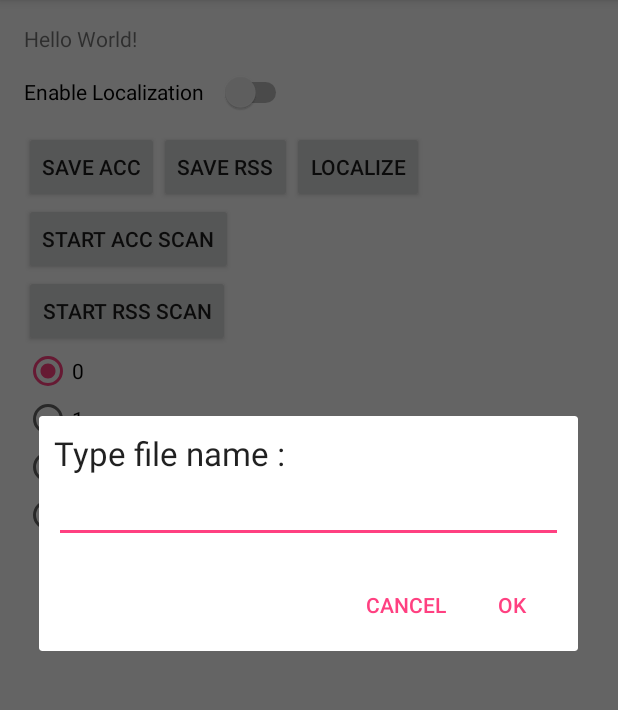
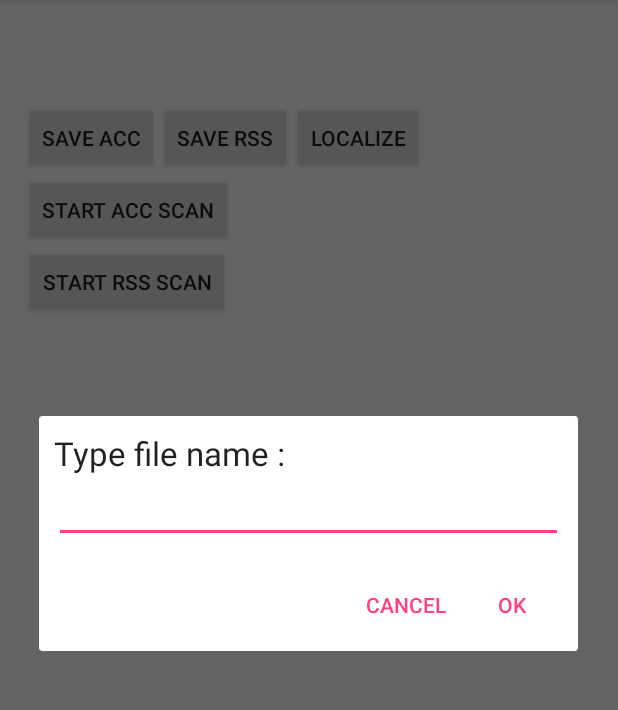
Before and after one commit to piotr-swierczynski/location-tracker, an Android app: the screen it shows after launch (MainActivity), after a tap on "SAVE RSS", on a phone screen of 412 x 824 dp, the part 84-794 px from its top. Run offline under Robolectric (Android 15) with nearby library versions, the phone set to English and light mode, and no system bars; 1 statement that could not run was skipped.

Commit message:
Refactoring of activities

```diff
--- a/app/src/main/java/nl/tudelft/exchange/student/locationtracker/MainActivity.java
+++ b/app/src/main/java/nl/tudelft/exchange/student/locationtracker/MainActivity.java
@@ -1,7 +1,6 @@
 package nl.tudelft.exchange.student.locationtracker;
 
 import android.app.AlertDialog;
-import android.content.BroadcastReceiver;
 import android.content.Context;
 import android.content.DialogInterface;
 import android.content.Intent;
@@ -28,18 +27,17 @@ import java.util.List;
 
 import nl.tudelft.exchange.student.locationtracker.data.AccData;
 import nl.tudelft.exchange.student.locationtracker.data.RssData;
+import nl.tudelft.exchange.student.locationtracker.data.receiver.RSSIBroadcastReceiver;
+import nl.tudelft.exchange.student.locationtracker.data.receiver.RSSIBroadcastReceiverInitializer;
+import nl.tudelft.exchange.student.locationtracker.data.receiver.RSSIScanResultHandler;
 import nl.tudelft.exchange.student.locationtracker.data.saver.AccDataSaver;
 import nl.tudelft.exchange.student.locationtracker.data.saver.RssDataSaver;
-import nl.tudelft.exchange.student.locationtracker.filter.BayesianFilter;
-import nl.tudelft.exchange.student.locationtracker.filter.data.loader.BayesianFilterDataLoader;
 
-public class MainActivity extends AppCompatActivity implements SensorEventListener {
+public class MainActivity extends AppCompatActivity implements SensorEventListener, RSSIScanResultHandler{
 
+    private Pair<RSSIBroadcastReceiver, IntentFilter> broadcastReceiverPair;
     private SensorManager sensorManager;
     private Sensor accelerometer;
-    private WifiManager wifiManager;
-    private RSSIBroadcastReceiver rssiBroadcastReceiver;
-    private IntentFilter intentFilter = new IntentFilter();
     private List<RssData> rssDataSet = new ArrayList<>();
     private List<AccData> accDataSet = new ArrayList<>();
     private Button saveAcc;
@@ -49,10 +47,6 @@ public class MainActivity extends AppCompatActivity implements SensorEventListen
     private Button localizeBtn;
     private boolean enableAccScan = false;
     private boolean enableRssScan = false;
-    private boolean enableLocalization = false;
-    private BayesianFilter bayesianFilter = null;
-    private int counter = 0;
-    private int initialBelieveCell;
     private String filename = "filename";
 
     @Override
@@ -73,13 +67,7 @@ public class MainActivity extends AppCompatActivity implements SensorEventListen
             Log.d("LT", "No accelerometer!!!");
         }
 
-        wifiManager = (WifiManager) getSystemService(Context.WIFI_SERVICE);
-        intentFilter.addAction(WifiManager.SCAN_RESULTS_AVAILABLE_ACTION);
-        rssiBroadcastReceiver = new RSSIBroadcastReceiver();
-        registerReceiver(rssiBroadcastReceiver, intentFilter);
-        wifiManager.setFrequencyBand(WifiManager.WIFI_FREQUENCY_BAND_2GHZ, false);
-        wifiManager.startScan();
-
+        broadcastReceiverPair = RSSIBroadcastReceiverInitializer.initialize(this);
         localizeBtn.setOnClickListener(new View.OnClickListener() {
             public void onClick(View v) {
                 startActivity(new Intent(MainActivity.this, LocalizationActivity.class));
@@ -102,49 +90,7 @@ public class MainActivity extends AppCompatActivity implements SensorEventListen
         saveRss.setOnClickListener(new View.OnClickListener() {
             public void onClick(View v) {
                 enableRssScan = false;
-                // get prompts.xml view
-                LayoutInflater li = LayoutInflater.from(MainActivity.this);
-                View promptsView = li.inflate(R.layout.filename_prompt, null);
-
-                AlertDialog.Builder alertDialogBuilder = new AlertDialog.Builder(
-                        MainActivity.this);
-
-                // set prompts.xml to alertdialog builder
-                alertDialogBuilder.setView(promptsView);
-
-                final EditText userInput = (EditText) promptsView
-                        .findViewById(R.id.editTextDialogUserInput);
-
-                // set dialog message
-                alertDialogBuilder
-                        .setCancelable(false)
-                        .setPositiveButton("OK",
-                                new DialogInterface.OnClickListener() {
-                                    public void onClick(DialogInterface dialog, int id) {
-                                        // get user input and set it to result
-                                        // edit text
-                                        filename = userInput.getText().toString();
-                                        Toast.makeText(MainActivity.this, "RSS results have been saved! --> " + filename + ".txt", Toast.LENGTH_LONG).show();
-                                        try {
-                                            new RssDataSaver().save(rssDataSet, filename, MainActivity.this);
-                                            rssDataSet = new ArrayList<>();
-                                        } catch (IOException e) {
-                                            e.printStackTrace();
-                                        }
-                                    }
-                                })
-                        .setNegativeButton("Cancel",
-                                new DialogInterface.OnClickListener() {
-                                    public void onClick(DialogInterface dialog, int id) {
-                                        dialog.cancel();
-                                    }
-                                });
-
-                // create alert dialog
-                AlertDialog alertDialog = alertDialogBuilder.create();
-
-                // show it
-                alertDialog.show();
+                saveRSSDataWithDialogPrompt();
             }
         });
 
@@ -164,42 +110,13 @@ public class MainActivity extends AppCompatActivity implements SensorEventListen
 
     }
 
-    public void onSwitchClicked(View view) {
-        enableLocalization = !enableLocalization;
-        if(enableLocalization) {
-            bayesianFilter = new BayesianFilter(BayesianFilterDataLoader.loadData("EWIdata.txt"));
-            counter = 0;
-        }
-    }
-
-    public void onRadioButtonClicked(View view) {
-        switch(view.getId()) {
-            case R.id.radioButton1:
-                initialBelieveCell = 0;
-                Toast.makeText(MainActivity.this, "0", Toast.LENGTH_LONG).show();
-                break;
-            case R.id.radioButton2:
-                initialBelieveCell = 1;
-                Toast.makeText(MainActivity.this, "1", Toast.LENGTH_LONG).show();
-                break;
-            case R.id.radioButton3:
-                initialBelieveCell = 2;
-                Toast.makeText(MainActivity.this, "2", Toast.LENGTH_LONG).show();
-                break;
-            case R.id.radioButton4:
-                initialBelieveCell = 3;
-                Toast.makeText(MainActivity.this, "3", Toast.LENGTH_LONG).show();
-                break;
-        }
-    }
-
     // onResume() register the accelerometer for listening the events
     @Override
     protected void onResume() {
         super.onResume();
         sensorManager.registerListener(this, accelerometer,
                 SensorManager.SENSOR_DELAY_NORMAL);
-        registerReceiver(rssiBroadcastReceiver, intentFilter);
+        registerReceiver(broadcastReceiverPair.first, broadcastReceiverPair.second);
     }
 
     // onPause() unregister the accelerometer for stop listening the events
@@ -207,7 +124,7 @@ public class MainActivity extends AppCompatActivity implements SensorEventListen
     protected void onPause() {
         super.onPause();
         sensorManager.unregisterListener(this);
-        unregisterReceiver(rssiBroadcastReceiver);
+        unregisterReceiver(broadcastReceiverPair.first);
     }
 
     @Override
@@ -219,28 +136,41 @@ public class MainActivity extends AppCompatActivity implements SensorEventListen
     @Override
     public void onAccuracyChanged(Sensor sensor, int accuracy) {    }
 
-    private class RSSIBroadcastReceiver extends BroadcastReceiver {
-
-        public void onReceive(Context c, Intent i) {
-            // Code to execute when SCAN_RESULTS_AVAILABLE_ACTION event occurs
-            WifiManager wifiManager = (WifiManager) c.getSystemService(Context.WIFI_SERVICE);
-            rssiScanResultHandler(wifiManager.getScanResults());
-            wifiManager.startScan(); // relaunch scan immediately
+    @Override
+    public void handleScanResults(List<ScanResult> scanResults) {
+        if(enableRssScan) {
+            rssDataSet.add(new RssData(System.currentTimeMillis(), scanResults));
+            Toast.makeText(MainActivity.this, "Number of preformed scans: "+rssDataSet.size(), Toast.LENGTH_SHORT).show();
         }
-
     }
 
-    private void rssiScanResultHandler(List<ScanResult> scanResults) {
-        if(enableLocalization) {
-            Pair<Integer, Double> probability = bayesianFilter.probability(scanResults);
-            Toast.makeText(MainActivity.this, "Cell id: " + probability.first + " P(Si|O) = "+probability.second+"! Po: " + ++counter + " iteracjach!", Toast.LENGTH_SHORT).show();
-            if (probability.second > 0.9) {
-                Toast.makeText(MainActivity.this, "Jestes w pokoju o id: " + probability.first, Toast.LENGTH_SHORT).show();
-            }
-        }
-        if(enableRssScan) {
-            rssDataSet.add(new RssData(System.currentTimeMillis(), scanResults));
-            Toast.makeText(MainActivity.this, "Liczba skanów: "+rssDataSet.size(), Toast.LENGTH_SHORT).show();
-        }
+    private void saveRSSDataWithDialogPrompt() {
+        LayoutInflater layoutInflater = LayoutInflater.from(MainActivity.this);
+        View promptsView = layoutInflater.inflate(R.layout.filename_prompt, null);
+        AlertDialog.Builder alertDialogBuilder = new AlertDialog.Builder(MainActivity.this);
+        alertDialogBuilder.setView(promptsView);
+        final EditText userInput = (EditText) promptsView
+                .findViewById(R.id.editTextDialogUserInput);
+
+        alertDialogBuilder.setCancelable(false).setPositiveButton("OK",
+                new DialogInterface.OnClickListener() {
+                    public void onClick(DialogInterface dialog, int id) {
+                        filename = userInput.getText().toString();
+                        Toast.makeText(MainActivity.this, "RSS results have been saved! --> " + filename + ".txt", Toast.LENGTH_LONG).show();
+                        try {
+                            new RssDataSaver().save(rssDataSet, filename, MainActivity.this);
+                            rssDataSet = new ArrayList<>();
+                        } catch (IOException e) {
+                            e.printStackTrace();
+                        }
+                    }
+                })
+                .setNegativeButton("Cancel",
+                        new DialogInterface.OnClickListener() {
+                            public void onClick(DialogInterface dialog, int id) {
+                                dialog.cancel();
+                            }
+                        });
+        alertDialogBuilder.create().show();
     }
 }
--- /dev/null
+++ b/app/src/main/java/nl/tudelft/exchange/student/locationtracker/data/receiver/RSSIBroadcastReceiver.java
@@ -0,0 +1,26 @@
+package nl.tudelft.exchange.student.locationtracker.data.receiver;
+
+import android.content.BroadcastReceiver;
+import android.content.Context;
+import android.content.Intent;
+import android.net.wifi.WifiManager;
+
+/**
+ * Created by Piotr on 2016-06-10.
+ */
+public class RSSIBroadcastReceiver extends BroadcastReceiver {
+
+    private RSSIScanResultHandler rssiScanResultHandler;
+
+    public RSSIBroadcastReceiver(RSSIScanResultHandler rssiScanResultHandler) {
+        this.rssiScanResultHandler = rssiScanResultHandler;
+    }
+
+    @Override
+    public void onReceive(Context c, Intent i) {
+        // Code to execute when SCAN_RESULTS_AVAILABLE_ACTION event occurs
+        WifiManager wifiManager = (WifiManager) c.getSystemService(Context.WIFI_SERVICE);
+        rssiScanResultHandler.handleScanResults(wifiManager.getScanResults());
+        wifiManager.startScan(); // relaunch scan immediately
+    }
+}
--- /dev/null
+++ b/app/src/main/java/nl/tudelft/exchange/student/locationtracker/data/receiver/RSSIBroadcastReceiverInitializer.java
@@ -0,0 +1,24 @@
+package nl.tudelft.exchange.student.locationtracker.data.receiver;
+
+import android.app.Activity;
+import android.content.Context;
+import android.content.IntentFilter;
+import android.net.wifi.WifiManager;
+import android.util.Pair;
+
+/**
+ * Created by Piotr on 2016-06-10.
+ */
+public class RSSIBroadcastReceiverInitializer {
+
+    public static Pair<RSSIBroadcastReceiver,IntentFilter> initialize(RSSIScanResultHandler activity) {
+        WifiManager wifiManager = (WifiManager) ((Activity)activity).getSystemService(Context.WIFI_SERVICE);
+        IntentFilter intentFilter = new IntentFilter();
+        intentFilter.addAction(WifiManager.SCAN_RESULTS_AVAILABLE_ACTION);
+        RSSIBroadcastReceiver rssiBroadcastReceiver = new RSSIBroadcastReceiver(activity);
+        ((Activity)activity).registerReceiver(rssiBroadcastReceiver, intentFilter);
+        wifiManager.setFrequencyBand(WifiManager.WIFI_FREQUENCY_BAND_2GHZ, false);
+        wifiManager.startScan();
+        return Pair.create(rssiBroadcastReceiver,intentFilter);
+    }
+}
--- /dev/null
+++ b/app/src/main/java/nl/tudelft/exchange/student/locationtracker/data/receiver/RSSIScanResultHandler.java
@@ -0,0 +1,12 @@
+package nl.tudelft.exchange.student.locationtracker.data.receiver;
+
+import android.net.wifi.ScanResult;
+
+import java.util.List;
+
+/**
+ * Created by Piotr on 2016-06-10.
+ */
+public interface RSSIScanResultHandler {
+    void handleScanResults(List<ScanResult> scanResults);
+}
--- a/app/src/main/java/nl/tudelft/exchange/student/locationtracker/filter/data/ContinuousLocalizer.java
+++ b/app/src/main/java/nl/tudelft/exchange/student/locationtracker/filter/ContinuousLocalizer.java
@@ -1,12 +1,10 @@
-package nl.tudelft.exchange.student.locationtracker.filter.data;
+package nl.tudelft.exchange.student.locationtracker.filter;
 
 import android.net.wifi.ScanResult;
 
 import java.util.LinkedList;
 import java.util.List;
 import java.util.Queue;
-
-import nl.tudelft.exchange.student.locationtracker.filter.VotingLocalizer;
 
 /**
  * Created by Piotr on 2016-06-10.
--- a/app/src/main/res/layout/activity_main.xml
+++ b/app/src/main/res/layout/activity_main.xml
@@ -9,19 +9,12 @@
     android:paddingTop="@dimen/activity_vertical_margin"
     tools:context="nl.tudelft.exchange.student.locationtracker.MainActivity">
 
-    <TextView
-        android:layout_width="wrap_content"
-        android:layout_height="wrap_content"
-        android:text="Hello World!"
-        android:id="@+id/textView" />
-
     <Button
         android:layout_width="wrap_content"
         android:layout_height="wrap_content"
         android:text="Save ACC"
         android:id="@+id/button1"
         android:layout_marginTop="52dp"
-        android:layout_below="@+id/textView"
         android:layout_alignParentLeft="true"
         android:layout_alignParentStart="true" />
 
@@ -52,65 +45,12 @@
         android:layout_alignParentLeft="true"
         android:layout_alignParentStart="true" />
 
-    <RadioGroup
-        android:layout_width="match_parent"
-        android:layout_height="match_parent"
-        android:layout_below="@+id/button4"
-        android:layout_alignParentLeft="true"
-        android:layout_alignParentStart="true"
-        android:id="@+id/radioGroup">
-
-        <RadioButton
-            android:layout_width="wrap_content"
-            android:layout_height="wrap_content"
-            android:text="0"
-            android:id="@+id/radioButton1"
-            android:checked="true"
-            android:clickable="false"
-            android:onClick="onRadioButtonClicked" />
-
-        <RadioButton
-            android:layout_width="wrap_content"
-            android:layout_height="wrap_content"
-            android:text="1"
-            android:id="@+id/radioButton2"
-            android:onClick="onRadioButtonClicked" />
-
-        <RadioButton
-            android:layout_width="wrap_content"
-            android:layout_height="wrap_content"
-            android:text="2"
-            android:id="@+id/radioButton3"
-            android:onClick="onRadioButtonClicked" />
-
-        <RadioButton
-            android:layout_width="wrap_content"
-            android:layout_height="wrap_content"
-            android:text="3"
-            android:id="@+id/radioButton4"
-            android:onClick="onRadioButtonClicked" />
-    </RadioGroup>
-
-    <Switch
-        android:layout_width="wrap_content"
-        android:layout_height="wrap_content"
-        android:text="Enable Localization"
-        android:id="@+id/switch1"
-        android:layout_above="@+id/button2"
-        android:layout_alignParentLeft="true"
-        android:layout_alignParentStart="true"
-        android:layout_below="@+id/textView"
-        android:layout_alignRight="@+id/button2"
-        android:layout_alignEnd="@+id/button2"
-        android:onClick="onSwitchClicked"
-        android:nestedScrollingEnabled="true" />
-
     <Button
         android:layout_width="wrap_content"
         android:layout_height="wrap_content"
         android:text="Localize"
         android:id="@+id/localize"
-        android:layout_below="@+id/switch1"
+        android:layout_alignTop="@+id/button2"
         android:layout_toRightOf="@+id/button2"
         android:layout_toEndOf="@+id/button2" />
 
```
Also changed, not shown: app/src/main/java/nl/tudelft/exchange/student/locationtracker/LocalizationActivity.java (+11 -31 lines).
